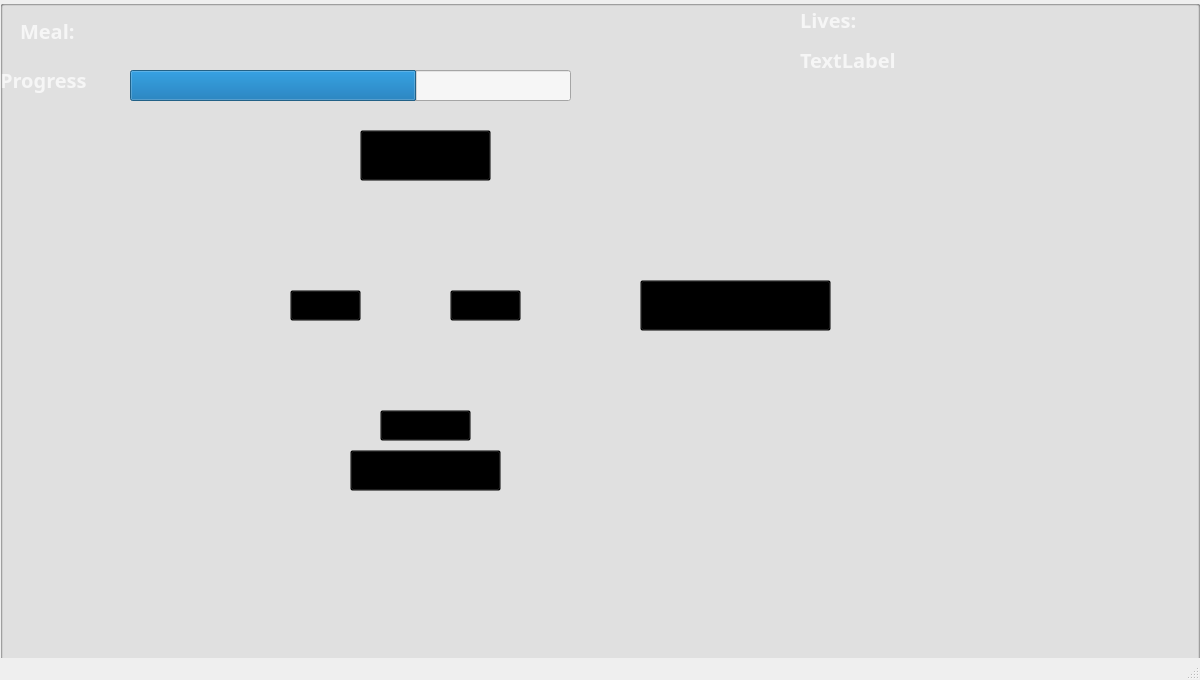
Qt form FeedingFrenzy/screencontroller.ui (MATF-RS19/RS008-feeding-frenzy) before a commit.
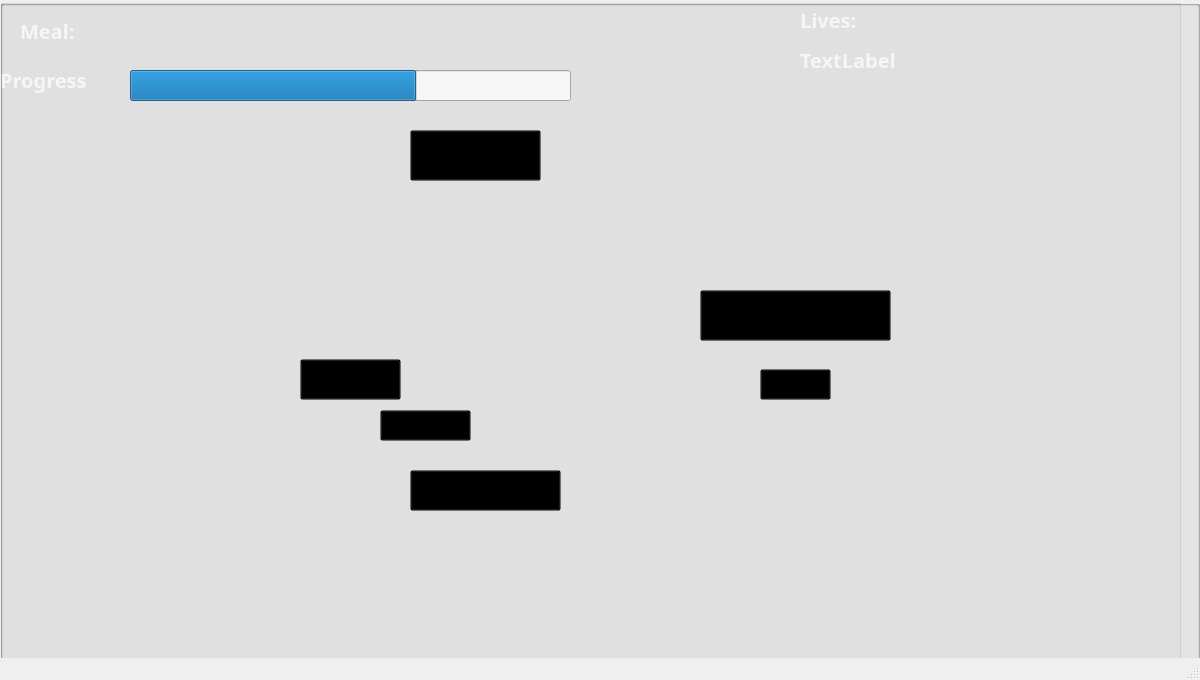
The same form after that commit. Icons and pictures are not drawn.

Commit message: Fixed gameover screen

Diff of the .ui file:
```diff
--- a/FeedingFrenzy/screencontroller.ui
+++ b/FeedingFrenzy/screencontroller.ui
@@ -41,7 +41,7 @@
      </property>
      <property name="geometry">
       <rect>
-       <x>610</x>
+       <x>670</x>
        <y>230</y>
        <width>251</width>
        <height>171</height>
@@ -60,7 +60,7 @@
      </property>
      <property name="geometry">
       <rect>
-       <x>300</x>
+       <x>350</x>
        <y>70</y>
        <width>261</width>
        <height>181</height>
@@ -76,7 +76,7 @@
     <widget class="QPushButton" name="play">
      <property name="geometry">
       <rect>
-       <x>360</x>
+       <x>410</x>
        <y>130</y>
        <width>131</width>
        <height>51</height>
@@ -103,8 +103,8 @@
     <widget class="QPushButton" name="howtoplay">
      <property name="geometry">
       <rect>
-       <x>640</x>
-       <y>280</y>
+       <x>700</x>
+       <y>290</y>
        <width>191</width>
        <height>51</height>
       </rect>
@@ -128,8 +128,8 @@
     <widget class="QPushButton" name="QuitButton">
      <property name="geometry">
       <rect>
-       <x>350</x>
-       <y>450</y>
+       <x>410</x>
+       <y>470</y>
        <width>151</width>
        <height>41</height>
       </rect>
@@ -156,9 +156,9 @@
      </property>
      <property name="geometry">
       <rect>
-       <x>340</x>
-       <y>380</y>
-       <width>181</width>
+       <x>370</x>
+       <y>400</y>
+       <width>231</width>
        <height>181</height>
       </rect>
      </property>
@@ -658,9 +658,9 @@
     <property name="geometry">
      <rect>
       <x>0</x>
-      <y>0</y>
-      <width>1200</width>
-      <height>680</height>
+      <y>-1</y>
+      <width>1181</width>
+      <height>681</height>
      </rect>
     </property>
     <property name="title">
@@ -669,10 +669,10 @@
     <widget class="QLabel" name="result">
      <property name="geometry">
       <rect>
-       <x>250</x>
-       <y>30</y>
-       <width>481</width>
-       <height>121</height>
+       <x>400</x>
+       <y>110</y>
+       <width>451</width>
+       <height>111</height>
       </rect>
      </property>
      <property name="font">
@@ -690,10 +690,10 @@
     <widget class="QLabel" name="yourscore">
      <property name="geometry">
       <rect>
-       <x>310</x>
-       <y>150</y>
-       <width>251</width>
-       <height>81</height>
+       <x>450</x>
+       <y>230</y>
+       <width>271</width>
+       <height>91</height>
       </rect>
      </property>
      <property name="font">
@@ -709,10 +709,10 @@
     <widget class="QLabel" name="resetBg">
      <property name="geometry">
       <rect>
-       <x>280</x>
-       <y>270</y>
-       <width>91</width>
-       <height>71</height>
+       <x>240</x>
+       <y>330</y>
+       <width>231</width>
+       <height>121</height>
       </rect>
      </property>
      <property name="styleSheet">
@@ -725,10 +725,10 @@
     <widget class="QLabel" name="quitBg">
      <property name="geometry">
       <rect>
-       <x>440</x>
-       <y>270</y>
-       <width>91</width>
-       <height>71</height>
+       <x>690</x>
+       <y>330</y>
+       <width>221</width>
+       <height>121</height>
       </rect>
      </property>
      <property name="styleSheet">
@@ -741,8 +741,8 @@
     <widget class="QPushButton" name="quit">
      <property name="geometry">
       <rect>
-       <x>450</x>
-       <y>290</y>
+       <x>760</x>
+       <y>370</y>
        <width>71</width>
        <height>31</height>
       </rect>
@@ -766,10 +766,10 @@
     <widget class="QPushButton" name="reset">
      <property name="geometry">
       <rect>
-       <x>290</x>
-       <y>290</y>
-       <width>71</width>
-       <height>31</height>
+       <x>300</x>
+       <y>360</y>
+       <width>101</width>
+       <height>41</height>
       </rect>
      </property>
      <property name="font">
@@ -788,12 +788,18 @@
       <string>Reset</string>
      </property>
     </widget>
+    <zorder>result</zorder>
+    <zorder>yourscore</zorder>
+    <zorder>resetBg</zorder>
+    <zorder>quitBg</zorder>
+    <zorder>reset</zorder>
+    <zorder>quit</zorder>
    </widget>
    <zorder>background</zorder>
    <zorder>mainScreenGroup</zorder>
    <zorder>mainScreenUIGroup</zorder>
-   <zorder>gameOverGroup</zorder>
    <zorder>howToPlayGroup</zorder>
+   <zorder>gameOverGroup</zorder>
    <zorder>homeScreenGroup</zorder>
   </widget>
   <widget class="QMenuBar" name="menubar">
@@ -802,7 +808,7 @@
      <x>0</x>
      <y>0</y>
      <width>1200</width>
-     <height>25</height>
+     <height>26</height>
     </rect>
    </property>
   </widget>
```
